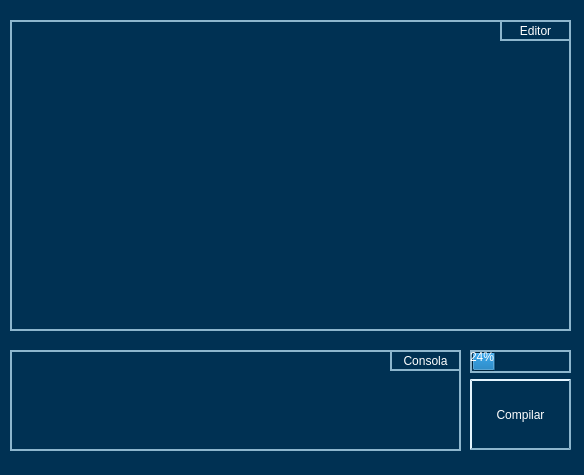
Old version of the form Proyecto/mainwindow.ui in the repository JorgeA-Z/QT-Traductor-Completo.
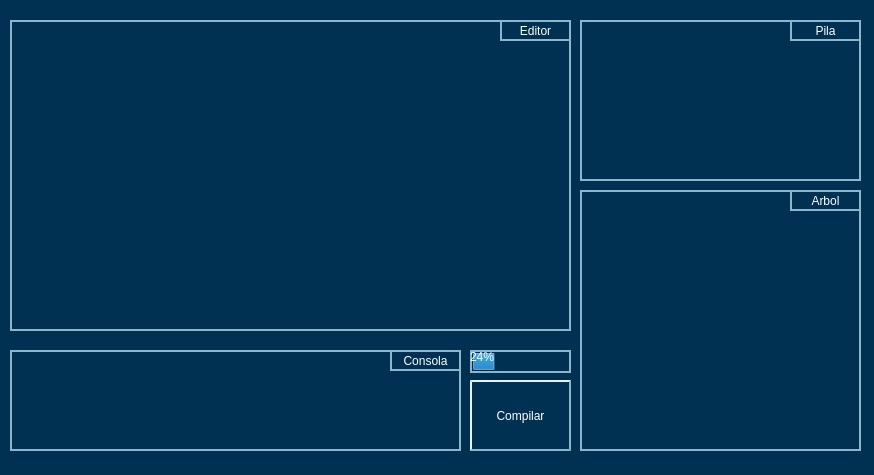
New version of the form.

The edit to the form file:
```diff
--- a/Proyecto/mainwindow.ui
+++ b/Proyecto/mainwindow.ui
@@ -6,7 +6,7 @@
    <rect>
     <x>0</x>
     <y>0</y>
-    <width>584</width>
+    <width>874</width>
     <height>475</height>
    </rect>
   </property>
@@ -46,7 +46,7 @@
     <property name="geometry">
      <rect>
       <x>470</x>
-      <y>379</y>
+      <y>380</y>
       <width>101</width>
       <height>71</height>
      </rect>
@@ -142,6 +142,84 @@
      <set>Qt::AlignCenter</set>
     </property>
    </widget>
+   <widget class="QLabel" name="label_3">
+    <property name="geometry">
+     <rect>
+      <x>790</x>
+      <y>20</y>
+      <width>71</width>
+      <height>21</height>
+     </rect>
+    </property>
+    <property name="styleSheet">
+     <string notr="true">color: #FFF;
+border: 2px solid rgb(141,182,205);</string>
+    </property>
+    <property name="text">
+     <string>Pila</string>
+    </property>
+    <property name="alignment">
+     <set>Qt::AlignCenter</set>
+    </property>
+   </widget>
+   <widget class="QListWidget" name="Pila">
+    <property name="geometry">
+     <rect>
+      <x>580</x>
+      <y>20</y>
+      <width>281</width>
+      <height>161</height>
+     </rect>
+    </property>
+    <property name="styleSheet">
+     <string notr="true">color: rgb(255, 255, 255);
+border: 2px solid rgb(141,182,205);</string>
+    </property>
+   </widget>
+   <widget class="QListWidget" name="Arbol">
+    <property name="geometry">
+     <rect>
+      <x>580</x>
+      <y>190</y>
+      <width>281</width>
+      <height>261</height>
+     </rect>
+    </property>
+    <property name="styleSheet">
+     <string notr="true">color: rgb(255, 255, 255);
+border: 2px solid rgb(141,182,205);</string>
+    </property>
+   </widget>
+   <widget class="QLabel" name="label_4">
+    <property name="geometry">
+     <rect>
+      <x>790</x>
+      <y>190</y>
+      <width>71</width>
+      <height>21</height>
+     </rect>
+    </property>
+    <property name="styleSheet">
+     <string notr="true">color: #FFF;
+border: 2px solid rgb(141,182,205);</string>
+    </property>
+    <property name="text">
+     <string>Arbol</string>
+    </property>
+    <property name="alignment">
+     <set>Qt::AlignCenter</set>
+    </property>
+   </widget>
+   <zorder>Pila</zorder>
+   <zorder>textEdit</zorder>
+   <zorder>pushButton</zorder>
+   <zorder>listWidget</zorder>
+   <zorder>label</zorder>
+   <zorder>progressBar</zorder>
+   <zorder>label_2</zorder>
+   <zorder>label_3</zorder>
+   <zorder>Arbol</zorder>
+   <zorder>label_4</zorder>
   </widget>
   <widget class="QStatusBar" name="statusbar">
    <property name="contextMenuPolicy">
```
Left out of the diff: 16 changed lines with no effect on the pictures.
